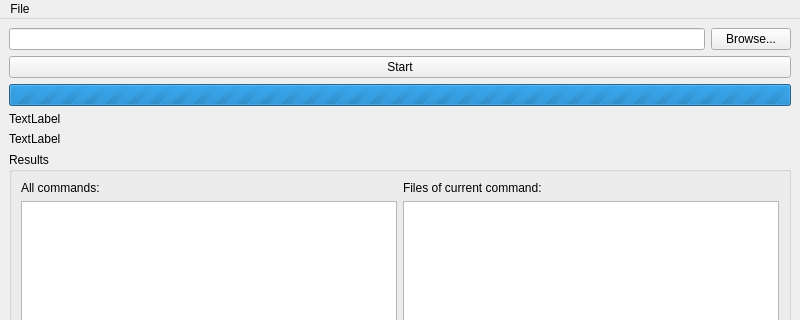
First picture: the form in MainWindow.ui, repository ma7t3s-OMSI-Sammlung/OmsiKeywordScan, before the edit; both pictures show x 0 to 800 and y 0 to 320 of the 800 by 600 pixel window.
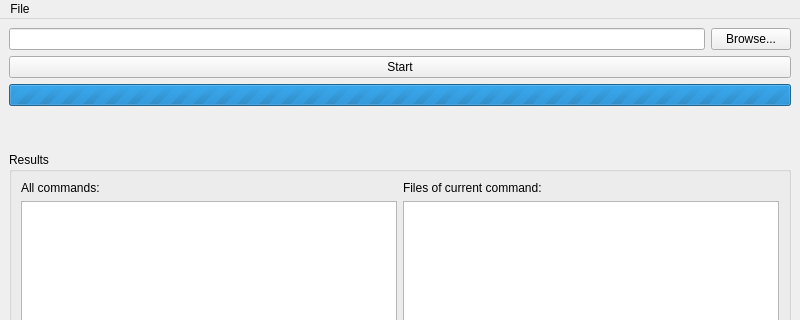
Second picture: the form after the edit.

Patch:
```diff
--- a/MainWindow.ui
+++ b/MainWindow.ui
@@ -56,14 +56,14 @@
     <item>
      <widget class="QLabel" name="lCurrentProgress">
       <property name="text">
-       <string>TextLabel</string>
+       <string/>
       </property>
      </widget>
     </item>
     <item>
      <widget class="QLabel" name="lCurrentFile">
       <property name="text">
-       <string>TextLabel</string>
+       <string/>
       </property>
      </widget>
     </item>
```
